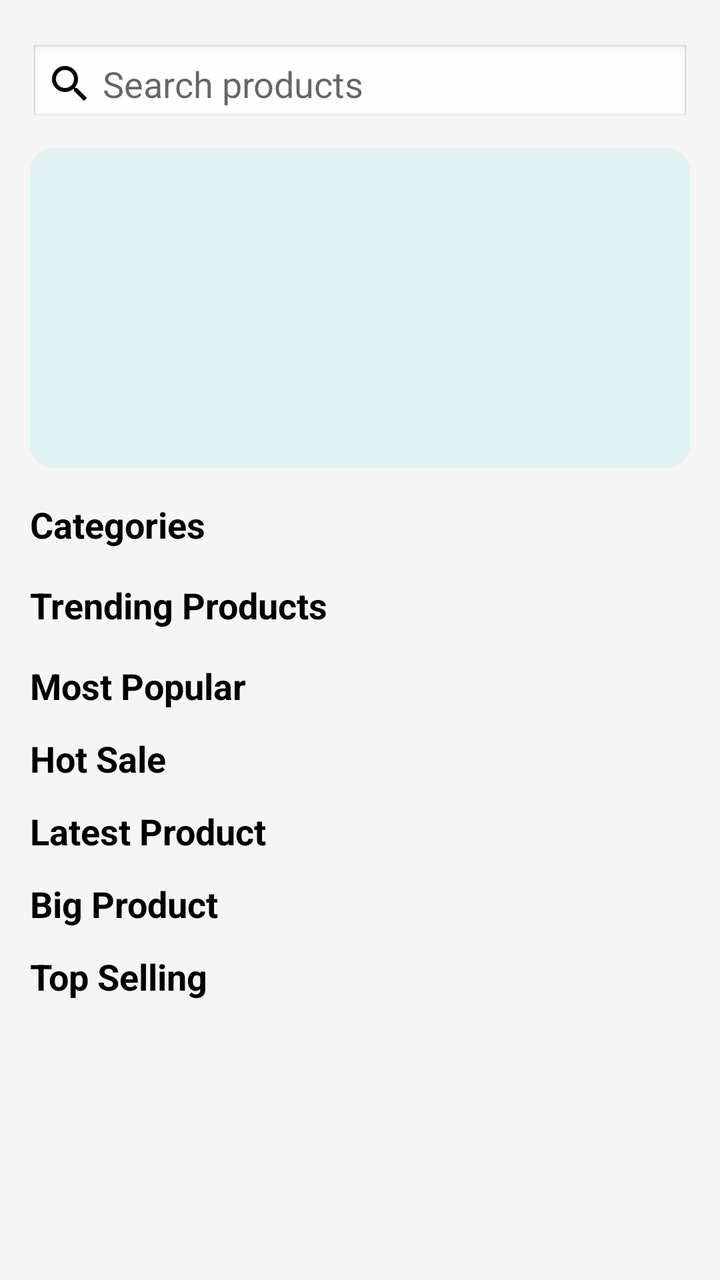
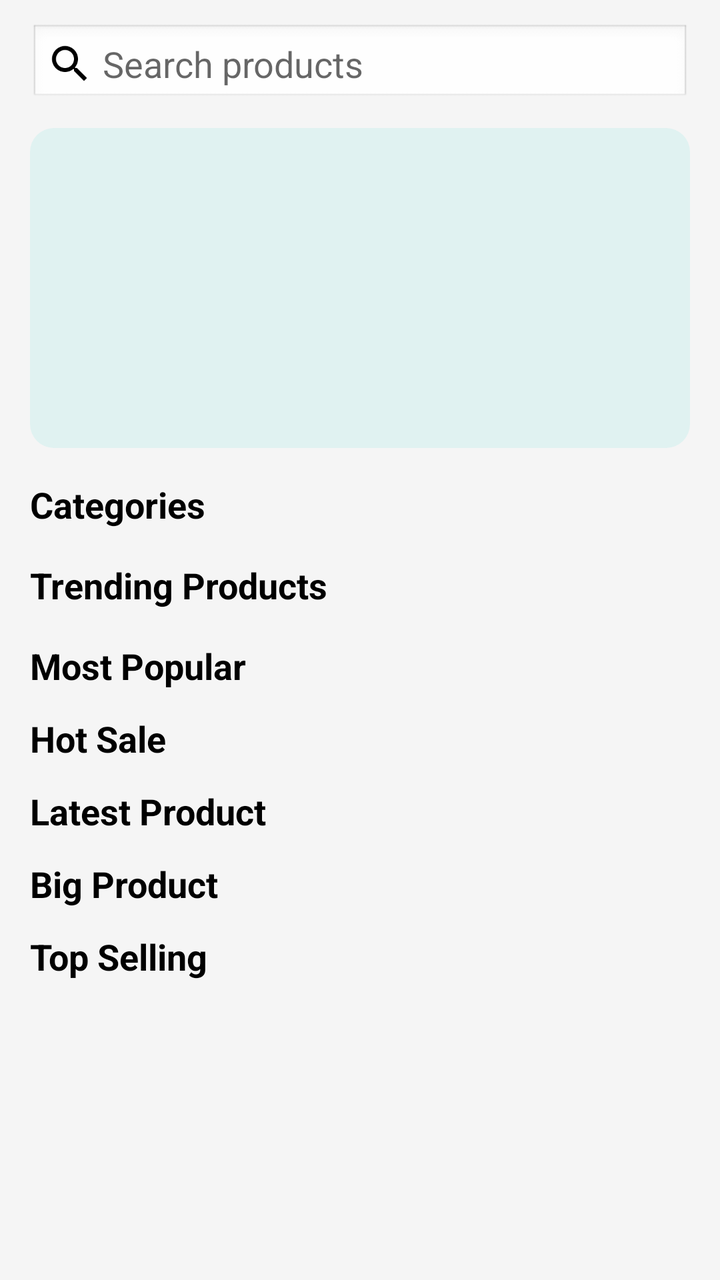

An Android layout rendered at two revisions. The XML below is the earlier revision; the diff shows what the commit changed to produce the second picture.
<!-- AndroidManifest.xml: application theme Theme.BulkAgrochem -->
<!-- res/layout/content_main.xml -->
<?xml version="1.0" encoding="utf-8"?>
<androidx.core.widget.NestedScrollView
    xmlns:android="http://schemas.android.com/apk/res/android"
    xmlns:app="http://schemas.android.com/apk/res-auto"
    xmlns:tools="http://schemas.android.com/tools"
    android:id="@+id/main"
    android:layout_width="match_parent"
    android:layout_height="match_parent"
    android:background="@color/app_background"
    android:fillViewport="true"
    app:layout_behavior="@string/appbar_scrolling_view_behavior"
    tools:context=".MainActivity"
    tools:showIn="@layout/app_bar_main">

    <LinearLayout
        android:layout_width="match_parent"
        android:layout_height="wrap_content"
        android:orientation="vertical"
        android:paddingLeft="15dp"
        android:paddingTop="10dp"
        android:paddingRight="15dp">

        <EditText
            android:id="@+id/searchEditText"
            android:layout_width="match_parent"
            android:layout_height="40dp"
            android:layout_marginTop="12dp"
            android:background="@android:drawable/edit_text"
            android:drawableStart="@drawable/ic_search"
            android:hint=" Search products "
            android:imeOptions="actionSearch"
            android:inputType="text"
            android:padding="8dp"
            android:textColor="#000000" />

        <androidx.recyclerview.widget.RecyclerView
            android:id="@+id/rvSearchResults"
            android:layout_width="match_parent"
            android:layout_height="wrap_content"
            android:visibility="gone"
            app:layoutManager="androidx.recyclerview.widget.LinearLayoutManager" />

        

        <ImageView
            android:layout_width="match_parent"
            android:layout_height="160dp"
            android:layout_marginTop="12dp"
            android:contentDescription="Offer Banner"
            android:scaleType="centerCrop"
            android:src="@drawable/banner_placeholder" />


        <TextView
            android:id="@+id/categories_title"
            android:layout_width="wrap_content"
            android:layout_height="wrap_content"
            android:layout_marginTop="16dp"
            android:text="Categories"
            android:textColor="@color/black"
            android:textSize="18sp"
            android:textStyle="bold" />

        <androidx.recyclerview.widget.RecyclerView
            android:id="@+id/rvCategories"
            android:layout_width="match_parent"
            android:layout_height="wrap_content"
            android:orientation="horizontal"
            app:layoutManager="androidx.recyclerview.widget.LinearLayoutManager" />


        <TextView
            android:id="@+id/trending_products_title"
            android:layout_width="wrap_content"
            android:layout_height="wrap_content"
            android:layout_marginTop="16dp"
            android:text="Trending Products"
            android:textColor="@color/black"
            android:textSize="18sp"
            android:textStyle="bold" />

        <androidx.recyclerview.widget.RecyclerView
            android:id="@+id/rvTrending"
            android:layout_width="match_parent"
            android:layout_height="wrap_content"
            android:orientation="horizontal"
            app:layoutManager="androidx.recyclerview.widget.LinearLayoutManager" />


        <TextView
            android:id="@+id/most_popular_title"
            android:layout_width="wrap_content"
            android:layout_height="wrap_content"
            android:layout_marginTop="16dp"
            android:text="Most Popular"
            android:textColor="@color/black"
            android:textSize="18sp"
            android:textStyle="bold" />

        <androidx.recyclerview.widget.RecyclerView
            android:id="@+id/rvMostPopular"
            android:layout_width="match_parent"
            android:layout_height="wrap_content"
            android:orientation="horizontal"
            app:layoutManager="androidx.recyclerview.widget.LinearLayoutManager" />

        
        <TextView
            android:id="@+id/hot_sale_title"
            android:layout_width="wrap_content"
            android:layout_height="wrap_content"
            android:layout_marginTop="12dp"
            android:text="Hot Sale"
            android:textColor="@color/black"
            android:textSize="18sp"
            android:textStyle="bold" />

        <androidx.recyclerview.widget.RecyclerView
            android:id="@+id/rvHotSale"
            android:layout_width="match_parent"
            android:layout_height="wrap_content"
            android:orientation="horizontal"
            app:layoutManager="androidx.recyclerview.widget.LinearLayoutManager" />

        
        <TextView
            android:id="@+id/txtLatestProduct"
            android:layout_width="wrap_content"
            android:layout_height="wrap_content"
            android:text="Latest Product"
            android:textSize="18sp"
            android:textStyle="bold"
            android:layout_marginTop="12dp"
            android:textColor="@color/black" />

        <androidx.recyclerview.widget.RecyclerView
            android:id="@+id/rvLatestProduct"
            android:layout_width="match_parent"
            android:layout_height="wrap_content"
            android:orientation="horizontal"
            app:layoutManager="androidx.recyclerview.widget.LinearLayoutManager" />

        
        <TextView
            android:id="@+id/txtBigProduct"
            android:layout_width="wrap_content"
            android:layout_height="wrap_content"
            android:text="Big Product"
            android:textSize="18sp"
            android:textStyle="bold"
            android:layout_marginTop="12dp"
            android:textColor="@color/black" />

        <androidx.recyclerview.widget.RecyclerView
            android:id="@+id/rvBigProduct"
            android:layout_width="match_parent"
            android:layout_height="wrap_content"
            android:orientation="horizontal"
            app:layoutManager="androidx.recyclerview.widget.LinearLayoutManager" />

        
        <TextView
            android:id="@+id/txtTopSelling"
            android:layout_width="wrap_content"
            android:layout_height="wrap_content"
            android:text="Top Selling"
            android:textSize="18sp"
            android:textStyle="bold"
            android:layout_marginTop="12dp"
            android:textColor="@color/black" />

        
        <androidx.recyclerview.widget.RecyclerView
            android:id="@+id/rvTopSelling"
            android:layout_width="match_parent"
            android:layout_height="wrap_content"
            android:orientation="horizontal"
            app:layoutManager="androidx.recyclerview.widget.LinearLayoutManager" />

    </LinearLayout>

</androidx.core.widget.NestedScrollView>
<!-- res/layout/app_bar_main.xml (included above) -->
<?xml version="1.0" encoding="utf-8"?>
<androidx.coordinatorlayout.widget.CoordinatorLayout xmlns:android="http://schemas.android.com/apk/res/android"
    xmlns:app="http://schemas.android.com/apk/res-auto"
    xmlns:tools="http://schemas.android.com/tools"
    android:layout_width="match_parent"
    android:layout_height="match_parent"
    tools:context=".MainActivity">

    <com.google.android.material.appbar.AppBarLayout
        android:layout_width="match_parent"
        android:layout_height="wrap_content"
        android:fitsSystemWindows="true"
        android:theme="@style/Theme.BulkAgrochem.AppBarOverlay">

        <androidx.appcompat.widget.Toolbar
            android:id="@+id/toolbar"
            android:layout_width="match_parent"
            android:layout_height="?attr/actionBarSize"
            android:background="@color/colorPrimary"
            app:popupTheme="@style/Theme.BulkAgrochem.PopupOverlay">

            <ImageView
                android:id="@+id/ivProfile"
                android:layout_width="36dp"
                android:layout_height="36dp"
                android:layout_gravity="end"
                android:padding="6dp"
                android:src="@drawable/ic_profile" />

        </androidx.appcompat.widget.Toolbar>

    </com.google.android.material.appbar.AppBarLayout>

    <include layout="@layout/content_main" />

    <com.google.android.material.floatingactionbutton.FloatingActionButton
        android:id="@+id/fabWhatsapp"
        android:layout_width="wrap_content"
        android:layout_height="wrap_content"
        android:layout_gravity="bottom|end"
        android:layout_marginEnd="@dimen/fab_margin"
        android:layout_marginBottom="16dp"
        android:backgroundTint="#1EB312"
        app:maxImageSize="56dp"
        app:srcCompat="@drawable/ic_whatsapp" />

</androidx.coordinatorlayout.widget.CoordinatorLayout>
<!-- resources referenced by this layout -->
<resources>
  <color name="app_background">#F5F5F5</color>
  <color name="black">#FF000000</color>
  <color name="colorPrimary">@color/orange_brand</color>
  <dimen name="fab_margin">16dp</dimen>
  <!-- drawable banner_placeholder (drawable) -->
  <shape xmlns:android="http://schemas.android.com/apk/res/android">
      <solid android:color="#E0F2F1"/>
      <corners android:radius="12dp"/>
  </shape>
  <!-- drawable ic_profile (drawable) -->
  <?xml version="1.0" encoding="utf-8"?>
  <vector xmlns:android="http://schemas.android.com/apk/res/android"
      android:width="24dp"
      android:height="24dp"
      android:viewportWidth="24"
      android:viewportHeight="24">
  
      <path
          android:fillColor="@android:color/black"
          android:pathData="M12,12c2.21,0 4,-1.79 4,-4s-1.79,-4 -4,-4 -4,1.79 -4,4 1.79,4 4,4zM12,14c-2.67,0 -8,1.34 -8,4v2h16v-2c0,-2.66 -5.33,-4 -8,-4z" />
  </vector>
  <!-- drawable ic_search (drawable) -->
  <vector xmlns:android="http://schemas.android.com/apk/res/android" 
      android:height="24dp" 
      android:tint="#000000" 
      android:viewportHeight="24" 
      android:viewportWidth="24" 
      android:width="24dp">
        
      <path android:fillColor="@android:color/white" 
            android:pathData="M15.5,14h-0.79l-0.28,-0.27C15.41,12.59 16,11.11 16,9.5 16,5.91 13.09,3 9.5,3S3,5.91 3,9.5 5.91,16 9.5,16c1.61,0 3.09,-0.59 4.23,-1.57l0.27,0.28v0.79l5,4.99L20.49,19l-4.99,-5zM9.5,14C7.01,14 5,11.99 5,9.5S7.01,5 9.5,5 14,7.01 14,9.5 11.99,14 9.5,14z"/>
      
  </vector>
  <!-- drawable ic_whatsapp (drawable) -->
  <?xml version="1.0" encoding="utf-8"?>
  <vector xmlns:android="http://schemas.android.com/apk/res/android"
      android:width="24dp"
      android:height="24dp"
      android:viewportWidth="24"
      android:viewportHeight="24">
  
      <path
          android:fillColor="@android:color/white"
          android:pathData="M15.91,14.12 C15.48,14.01 14.35,13.46 14.14,13.38 C13.93,13.3 13.78,13.26 13.63,13.48 C13.48,13.7 13.05,14.22 12.92,14.37 C12.79,14.52 12.66,14.54 12.43,14.43 C12.2,14.32 11.47,14.08 10.6,13.3 C9.92,12.7 9.46,11.96 9.33,11.73 C9.2,11.5 9.32,11.38 9.43,11.27 C9.53,11.17 9.66,11.01 9.77,10.88 C9.88,10.75 9.93,10.66 10,10.51 C10.07,10.36 10.03,10.23 9.97,10.12 C9.91,10.01 9.48,8.96 9.3,8.53 C9.13,8.12 8.95,8.17 8.82,8.17 L8.43,8.17 C8.28,8.17 8.05,8.23 7.85,8.45 C7.65,8.67 7.08,9.2 7.08,10.28 C7.08,11.36 7.87,12.41 7.98,12.55 C8.1,12.7 9.63,15.05 11.95,16.07 C12.5,16.31 12.93,16.45 13.27,16.56 C13.75,16.71 14.19,16.69 14.54,16.64 C14.93,16.58 15.75,16.15 15.92,15.68 C16.09,15.21 16.09,14.81 16.04,14.72 C15.99,14.63 15.86,14.58 15.63,14.47 L15.71,14.12 Z" />
  </vector>
  <style name="Theme.BulkAgrochem.AppBarOverlay" parent="ThemeOverlay.AppCompat.Dark.ActionBar" />
  <style name="Theme.BulkAgrochem.PopupOverlay" parent="ThemeOverlay.AppCompat.Light" />
  <style name="Theme.BulkAgrochem" parent="Base.Theme.BulkAgrochem" />
  <color name="orange_brand">#FF6A00</color>
  <style name="Base.Theme.BulkAgrochem" parent="Theme.MaterialComponents.DayNight.NoActionBar">
          
          <item name="colorPrimary">@color/colorPrimary</item>
          <item name="colorPrimaryVariant">@color/colorPrimaryDark</item>
          <item name="colorOnPrimary">@color/colorOnPrimary</item>
  
          <item name="android:windowBackground">@color/app_background</item>
          <item name="colorSurface">@color/app_background</item>
  
          
          <item name="android:statusBarColor">@color/colorPrimary</item>
          <item name="android:windowLightStatusBar">false</item>
      </style>
  <color name="colorPrimaryDark">#E65100</color>
  <color name="colorOnPrimary">@color/white</color>
  <color name="white">#FFFFFFFF</color>
</resources>

<!-- the commit's change to res/layout/content_main.xml (unified diff, before → after) -->
@@ -8,7 +8,6 @@
     android:layout_height="match_parent"
     android:background="@color/app_background"
     android:fillViewport="true"
-    app:layout_behavior="@string/appbar_scrolling_view_behavior"
     tools:context=".MainActivity"
     tools:showIn="@layout/app_bar_main">
 
@@ -17,7 +16,6 @@
         android:layout_height="wrap_content"
         android:orientation="vertical"
         android:paddingLeft="15dp"
-        android:paddingTop="10dp"
         android:paddingRight="15dp">
 
         <EditText
@@ -188,31 +186,6 @@
     android:layout_width="match_parent"
     android:layout_height="match_parent"
     tools:context=".MainActivity">
-
-    <com.google.android.material.appbar.AppBarLayout
-        android:layout_width="match_parent"
-        android:layout_height="wrap_content"
-        android:fitsSystemWindows="true"
-        android:theme="@style/Theme.BulkAgrochem.AppBarOverlay">
-
-        <androidx.appcompat.widget.Toolbar
-            android:id="@+id/toolbar"
-            android:layout_width="match_parent"
-            android:layout_height="?attr/actionBarSize"
-            android:background="@color/colorPrimary"
-            app:popupTheme="@style/Theme.BulkAgrochem.PopupOverlay">
-
-            <ImageView
-                android:id="@+id/ivProfile"
-                android:layout_width="36dp"
-                android:layout_height="36dp"
-                android:layout_gravity="end"
-                android:padding="6dp"
-                android:src="@drawable/ic_profile" />
-
-        </androidx.appcompat.widget.Toolbar>
-
-    </com.google.android.material.appbar.AppBarLayout>
 
     <include layout="@layout/content_main" />
 
<!-- resource entries referenced after the edit -->
@@ -9,18 +9,6 @@
       <solid android:color="#E0F2F1"/>
       <corners android:radius="12dp"/>
   </shape>
-  <!-- drawable ic_profile (drawable) -->
-  <?xml version="1.0" encoding="utf-8"?>
-  <vector xmlns:android="http://schemas.android.com/apk/res/android"
-      android:width="24dp"
-      android:height="24dp"
-      android:viewportWidth="24"
-      android:viewportHeight="24">
-  
-      <path
-          android:fillColor="@android:color/black"
-          android:pathData="M12,12c2.21,0 4,-1.79 4,-4s-1.79,-4 -4,-4 -4,1.79 -4,4 1.79,4 4,4zM12,14c-2.67,0 -8,1.34 -8,4v2h16v-2c0,-2.66 -5.33,-4 -8,-4z" />
-  </vector>
   <!-- drawable ic_search (drawable) -->
   <vector xmlns:android="http://schemas.android.com/apk/res/android" 
       android:height="24dp" 
@@ -45,8 +33,6 @@
           android:fillColor="@android:color/white"
           android:pathData="M15.91,14.12 C15.48,14.01 14.35,13.46 14.14,13.38 C13.93,13.3 13.78,13.26 13.63,13.48 C13.48,13.7 13.05,14.22 12.92,14.37 C12.79,14.52 12.66,14.54 12.43,14.43 C12.2,14.32 11.47,14.08 10.6,13.3 C9.92,12.7 9.46,11.96 9.33,11.73 C9.2,11.5 9.32,11.38 9.43,11.27 C9.53,11.17 9.66,11.01 9.77,10.88 C9.88,10.75 9.93,10.66 10,10.51 C10.07,10.36 10.03,10.23 9.97,10.12 C9.91,10.01 9.48,8.96 9.3,8.53 C9.13,8.12 8.95,8.17 8.82,8.17 L8.43,8.17 C8.28,8.17 8.05,8.23 7.85,8.45 C7.65,8.67 7.08,9.2 7.08,10.28 C7.08,11.36 7.87,12.41 7.98,12.55 C8.1,12.7 9.63,15.05 11.95,16.07 C12.5,16.31 12.93,16.45 13.27,16.56 C13.75,16.71 14.19,16.69 14.54,16.64 C14.93,16.58 15.75,16.15 15.92,15.68 C16.09,15.21 16.09,14.81 16.04,14.72 C15.99,14.63 15.86,14.58 15.63,14.47 L15.71,14.12 Z" />
   </vector>
-  <style name="Theme.BulkAgrochem.AppBarOverlay" parent="ThemeOverlay.AppCompat.Dark.ActionBar" />
-  <style name="Theme.BulkAgrochem.PopupOverlay" parent="ThemeOverlay.AppCompat.Light" />
   <style name="Theme.BulkAgrochem" parent="Base.Theme.BulkAgrochem" />
   <color name="orange_brand">#FF6A00</color>
   <style name="Base.Theme.BulkAgrochem" parent="Theme.MaterialComponents.DayNight.NoActionBar">
@@ -59,10 +45,11 @@
           <item name="colorSurface">@color/app_background</item>
   
           
-          <item name="android:statusBarColor">@color/colorPrimary</item>
-          <item name="android:windowLightStatusBar">false</item>
+          <item name="android:statusBarColor">@color/black</item>
+          
+          <item name="android:windowLightStatusBar">true</item>
       </style>
-  <color name="colorPrimaryDark">#E65100</color>
+  <color name="colorPrimaryDark">@color/black</color>
   <color name="colorOnPrimary">@color/white</color>
   <color name="white">#FFFFFFFF</color>
 </resources>
